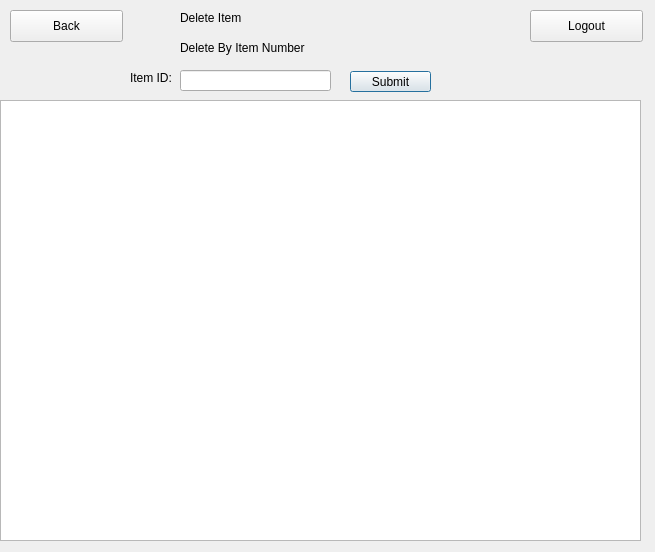
This is QtGui/deleteItem.ui in Tligtvoet/goat-bulk as Qt 5 draws it before an edit. The edited form follows.
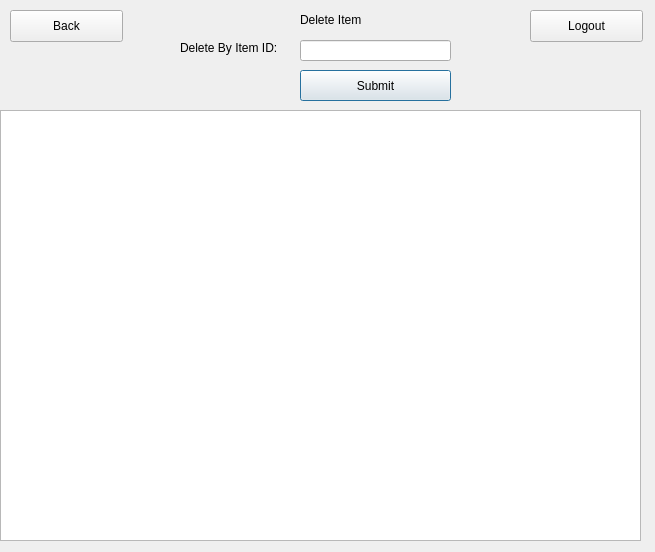
This is the edited form.

```diff
--- a/QtGui/deleteItem.ui
+++ b/QtGui/deleteItem.ui
@@ -16,8 +16,8 @@
   <widget class="QLineEdit" name="lineEdit_id">
    <property name="geometry">
     <rect>
-     <x>180</x>
-     <y>70</y>
+     <x>300</x>
+     <y>40</y>
      <width>151</width>
      <height>21</height>
     </rect>
@@ -26,10 +26,10 @@
   <widget class="QPushButton" name="pushButton_3">
    <property name="geometry">
     <rect>
-     <x>350</x>
-     <y>71</y>
-     <width>81</width>
-     <height>21</height>
+     <x>300</x>
+     <y>70</y>
+     <width>151</width>
+     <height>31</height>
     </rect>
    </property>
    <property name="text">
@@ -40,9 +40,9 @@
    <property name="geometry">
     <rect>
      <x>0</x>
-     <y>100</y>
+     <y>110</y>
      <width>641</width>
-     <height>441</height>
+     <height>431</height>
     </rect>
    </property>
   </widget>
@@ -51,12 +51,12 @@
     <rect>
      <x>180</x>
      <y>40</y>
-     <width>141</width>
+     <width>111</width>
      <height>16</height>
     </rect>
    </property>
    <property name="text">
-    <string>Delete By Item Number</string>
+    <string>Delete By Item ID:</string>
    </property>
   </widget>
   <widget class="QPushButton" name="pushButton_back">
@@ -75,29 +75,16 @@
   <widget class="QLabel" name="label_deletemember">
    <property name="geometry">
     <rect>
-     <x>180</x>
+     <x>300</x>
      <y>10</y>
-     <width>101</width>
-     <height>16</height>
+     <width>81</width>
+     <height>20</height>
     </rect>
    </property>
    <property name="text">
     <string>Delete Item</string>
    </property>
   </widget>
-  <widget class="QLabel" name="label_id">
-   <property name="geometry">
-    <rect>
-     <x>130</x>
-     <y>70</y>
-     <width>41</width>
-     <height>16</height>
-    </rect>
-   </property>
-   <property name="text">
-    <string>Item ID: </string>
-   </property>
-  </widget>
   <widget class="QPushButton" name="pushButton_logout">
    <property name="geometry">
     <rect>
```
